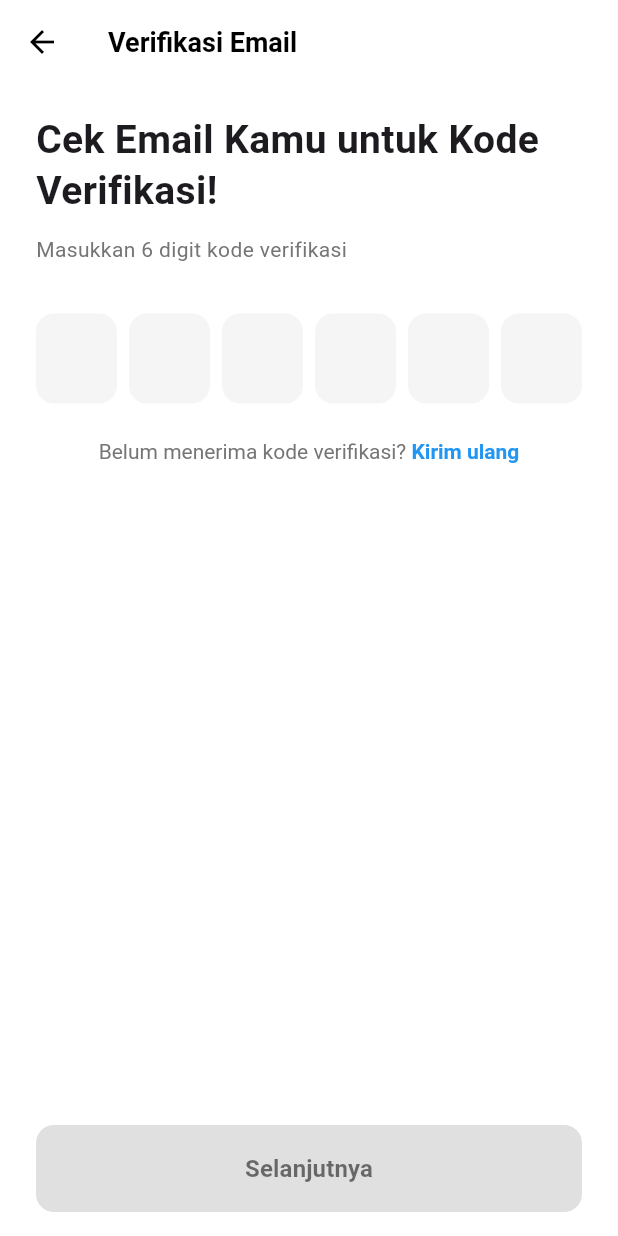
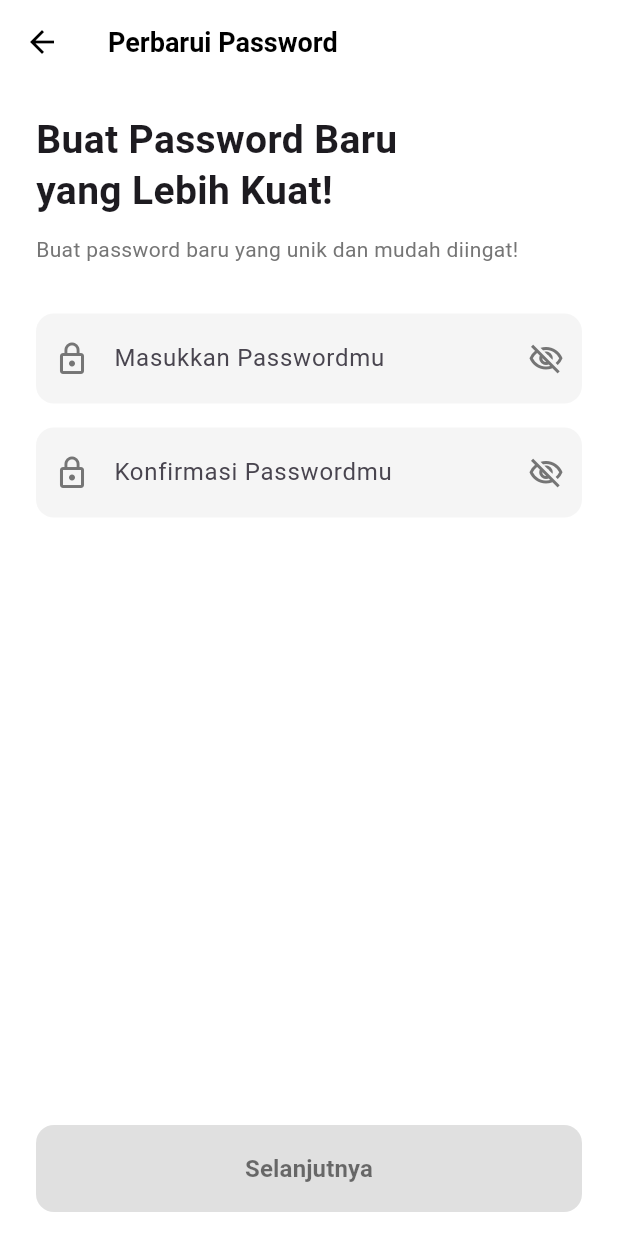
Before and after one commit to Aprilrianto/lexicon, a Flutter app: the VerificationEmailScreen screen opened by its route, after a tap on "Selanjutnya", on a phone screen of 412 x 824 dp. Run offline on Flutter 3.47's test engine with Material 3 defaults, Android fonts, the light colour scheme and no system bars; drawn by our look-alikes of pinput; our stand-ins replace image_picker, supabase_flutter; accounts and stored records are empty.

Commit message:
menambahkan update password dan perbaikan file lainnya

```diff
--- a/lib/main.dart
+++ b/lib/main.dart
@@ -1,6 +1,7 @@
 import 'dart:async';
 import 'package:flutter/material.dart';
 import 'package:lexiconn/screens/forgot_pasword.dart';
+import 'package:lexiconn/screens/update_password.dart';
 import 'package:lexiconn/screens/verification_email.dart';
 import 'package:supabase_flutter/supabase_flutter.dart';
 
@@ -43,6 +44,7 @@ class MyApp extends StatelessWidget {
         '/bookmarks': (context) => const BookmarkScreen(),
         '/forgotpass': (context) => const ForgotPasswordScreen(),
         '/verificationemail': (context) => const VerificationEmailScreen(),
+        '/updatepassword': (context) => const UpdatePasswordScreen(),
 
         // Fix: Routing halaman baca bab
         '/read': (context) {
--- /dev/null
+++ b/lib/screens/update_password.dart
@@ -0,0 +1,341 @@
+import 'package:flutter/material.dart';
+import 'package:supabase_flutter/supabase_flutter.dart';
+
+class UpdatePasswordScreen extends StatefulWidget {
+  const UpdatePasswordScreen({super.key});
+
+  @override
+  State<UpdatePasswordScreen> createState() => _UpdatePasswordScreenState();
+}
+
+class _UpdatePasswordScreenState extends State<UpdatePasswordScreen> {
+  final _passwordController = TextEditingController();
+  final _confirmPasswordController = TextEditingController();
+  final _formKey = GlobalKey<FormState>();
+
+  bool _isPasswordVisible = false;
+  bool _isConfirmPasswordVisible = false;
+  bool _isLoading = false;
+
+  @override
+  void dispose() {
+    _passwordController.dispose();
+    _confirmPasswordController.dispose();
+    super.dispose();
+  }
+
+  // Fungsi untuk menampilkan dialog sukses
+  Future<void> _showSuccessDialog() async {
+    return showDialog<void>(
+      context: context,
+      barrierDismissible: false, // Pengguna harus menekan tombol
+      builder: (BuildContext context) {
+        return AlertDialog(
+          shape: RoundedRectangleBorder(
+            borderRadius: BorderRadius.circular(16),
+          ),
+          content: Column(
+            mainAxisSize: MainAxisSize.min,
+            children: <Widget>[
+              // Tombol close di kanan atas
+              Align(
+                alignment: Alignment.topRight,
+                child: IconButton(
+                  icon: const Icon(Icons.close),
+                  onPressed: () {
+                    Navigator.of(context).pop(); // Tutup dialog
+                    Navigator.pushNamedAndRemoveUntil(
+                      context,
+                      '/login',
+                      (route) => false,
+                    ); // Lalu navigasi
+                  },
+                ),
+              ),
+              // Ikon sukses
+              Icon(
+                Icons.check_circle_outline, // Ikon placeholder
+                color: Colors.green,
+                size: 80,
+              ),
+              const SizedBox(height: 24),
+              // Teks utama
+              const Text(
+                'Password Anda Sudah Diperbarui!',
+                textAlign: TextAlign.center,
+                style: TextStyle(fontSize: 18, fontWeight: FontWeight.bold),
+              ),
+              const SizedBox(height: 12),
+              // Teks sub-judul
+              Text(
+                'Yeay! Password baru Anda sudah siap digunakan. Jangan lupa untuk merahasiakannya, ya!',
+                textAlign: TextAlign.center,
+                style: TextStyle(fontSize: 14, color: Colors.grey[600]),
+              ),
+              const SizedBox(height: 24),
+              // Tombol Selesai
+              SizedBox(
+                width: double.infinity,
+                child: ElevatedButton(
+                  onPressed: () {
+                    Navigator.of(context).pop(); // Tutup dialog
+                    Navigator.pushNamedAndRemoveUntil(
+                      context,
+                      '/login',
+                      (route) => false,
+                    ); // Lalu navigasi
+                  },
+                  style: ElevatedButton.styleFrom(
+                    backgroundColor: Colors.grey[300],
+                    elevation: 0,
+                    minimumSize: const Size(double.infinity, 50),
+                    shape: RoundedRectangleBorder(
+                      borderRadius: BorderRadius.circular(12),
+                    ),
+                  ),
+                  child: const Text(
+                    'Selesai',
+                    style: TextStyle(
+                      fontSize: 16,
+                      fontWeight: FontWeight.bold,
+                      color: Colors.black54,
+                    ),
+                  ),
+                ),
+              ),
+            ],
+          ),
+        );
+      },
+    );
+  }
+
+  Future<void> _updatePassword() async {
+    // Sembunyikan keyboard
+    FocusScope.of(context).unfocus();
+
+    if (!_formKey.currentState!.validate()) {
+      return;
+    }
+
+    setState(() {
+      _isLoading = true;
+    });
+
+    try {
+      await Supabase.instance.client.auth.updateUser(
+        UserAttributes(password: _passwordController.text.trim()),
+      );
+
+      if (mounted) {
+        // DIUBAH: Menampilkan dialog sukses, bukan SnackBar
+        _showSuccessDialog();
+      }
+    } on AuthException catch (e) {
+      if (mounted) {
+        ScaffoldMessenger.of(context).showSnackBar(
+          SnackBar(
+            content: Text('Error: ${e.message}'),
+            backgroundColor: Colors.red,
+          ),
+        );
+      }
+    } catch (e) {
+      if (mounted) {
+        ScaffoldMessenger.of(context).showSnackBar(
+          SnackBar(
+            content: Text('Terjadi kesalahan: ${e.toString()}'),
+            backgroundColor: Colors.red,
+          ),
+        );
+      }
+    } finally {
+      if (mounted) {
+        setState(() {
+          _isLoading = false;
+        });
+      }
+    }
+  }
+
+  @override
+  Widget build(BuildContext context) {
+    return Scaffold(
+      appBar: AppBar(
+        backgroundColor: Colors.white,
+        elevation: 0,
+        centerTitle: false,
+        leading: IconButton(
+          icon: const Icon(Icons.arrow_back, color: Colors.black),
+          onPressed: () {
+            if (Navigator.canPop(context)) {
+              Navigator.pop(context);
+            }
+          },
+        ),
+        title: const Text(
+          'Perbarui Password',
+          style: TextStyle(
+            color: Colors.black,
+            fontWeight: FontWeight.bold,
+            fontSize: 18,
+          ),
+        ),
+      ),
+      backgroundColor: Colors.white,
+      body: SafeArea(
+        child: Padding(
+          padding: const EdgeInsets.symmetric(horizontal: 24.0),
+          child: Column(
+            crossAxisAlignment: CrossAxisAlignment.stretch,
+            children: [
+              Expanded(
+                child: SingleChildScrollView(
+                  child: Form(
+                    key: _formKey,
+                    child: Column(
+                      crossAxisAlignment: CrossAxisAlignment.start,
+                      children: [
+                        const SizedBox(height: 20),
+                        // Judul utama
+                        const Text(
+                          'Buat Password Baru\nyang Lebih Kuat!',
+                          style: TextStyle(
+                            fontSize: 26,
+                            fontWeight: FontWeight.bold,
+                            height: 1.3,
+                          ),
+                        ),
+                        const SizedBox(height: 12),
+                        // Sub-judul
+                        Text(
+                          'Buat password baru yang unik dan mudah diingat!',
+                          style: TextStyle(
+                            fontSize: 14,
+                            color: Colors.grey[600],
+                            height: 1.5,
+                          ),
+                        ),
+                        const SizedBox(height: 32),
+                        // Password Baru
+                        TextFormField(
+                          controller: _passwordController,
+                          obscureText: !_isPasswordVisible,
+                          validator: (value) {
+                            if (value == null || value.isEmpty) {
+                              return 'Password tidak boleh kosong';
+                            }
+                            if (value.length < 6) {
+                              return 'Password minimal 6 karakter';
+                            }
+                            return null;
+                          },
+                          decoration: _inputDecoration(
+                            hintText: 'Masukkan Passwordmu',
+                            suffixIcon: IconButton(
+                              icon: Icon(
+                                _isPasswordVisible
+                                    ? Icons.visibility_outlined
+                                    : Icons.visibility_off_outlined,
+                                color: Colors.grey[600],
+                              ),
+                              onPressed: () {
+                                setState(() {
+                                  _isPasswordVisible = !_isPasswordVisible;
+                                });
+                              },
+                            ),
+                          ),
+                        ),
+                        const SizedBox(height: 16),
+                        // Konfirmasi Password Baru
+                        TextFormField(
+                          controller: _confirmPasswordController,
+                          obscureText: !_isConfirmPasswordVisible,
+                          validator: (value) {
+                            if (value == null || value.isEmpty) {
+                              return 'Konfirmasi password tidak boleh kosong';
+                            }
+                            if (value != _passwordController.text) {
+                              return 'Password tidak cocok';
+                            }
+                            return null;
+                          },
+                          decoration: _inputDecoration(
+                            hintText: 'Konfirmasi Passwordmu',
+                            suffixIcon: IconButton(
+                              icon: Icon(
+                                _isConfirmPasswordVisible
+                                    ? Icons.visibility_outlined
+                                    : Icons.visibility_off_outlined,
+                                color: Colors.grey[600],
+                              ),
+                              onPressed: () {
+                                setState(() {
+                                  _isConfirmPasswordVisible =
+                                      !_isConfirmPasswordVisible;
+                                });
+                              },
+                            ),
+                          ),
+                        ),
+                      ],
+                    ),
+                  ),
+                ),
+              ),
+              // Tombol Selanjutnya
+              ElevatedButton(
+                onPressed: _isLoading ? null : _updatePassword,
+                style: ElevatedButton.styleFrom(
+                  backgroundColor: Colors.grey[300],
+                  disabledBackgroundColor: Colors.grey[400],
+                  elevation: 0,
+                  minimumSize: const Size(double.infinity, 58),
+                  shape: RoundedRectangleBorder(
+                    borderRadius: BorderRadius.circular(12),
+                  ),
+                ),
+                child:
+                    _isLoading
+                        ? const CircularProgressIndicator(
+                          valueColor: AlwaysStoppedAnimation<Color>(
+                            Colors.black54,
+                          ),
+                        )
+                        : const Text(
+                          'Selanjutnya',
+                          style: TextStyle(
+                            fontSize: 16,
+                            fontWeight: FontWeight.bold,
+                            color: Colors.black54,
+                          ),
+                        ),
+              ),
+              const SizedBox(height: 16), // Padding bawah
+            ],
+          ),
+        ),
+      ),
+    );
+  }
+
+  // Helper untuk styling input field
+  InputDecoration _inputDecoration({
+    required String hintText,
+    Widget? suffixIcon,
+  }) {
+    return InputDecoration(
+      hintText: hintText,
+      prefixIcon: Icon(Icons.lock_outline, color: Colors.grey[600]),
+      suffixIcon: suffixIcon,
+      filled: true,
+      fillColor: Colors.grey[100],
+      border: OutlineInputBorder(
+        borderRadius: BorderRadius.circular(12),
+        borderSide: BorderSide.none,
+      ),
+      contentPadding: const EdgeInsets.symmetric(vertical: 18),
+    );
+  }
+}
--- a/lib/screens/verification_email.dart
+++ b/lib/screens/verification_email.dart
@@ -20,7 +20,7 @@ class _VerificationEmailScreenState extends State<VerificationEmailScreen> {
     super.dispose();
   }
 
-  // TODO: Tambahkan logika untuk verifikasi kode OTP
+  // Logika untuk verifikasi kode OTP
   void _verifyOtp() {
     FocusScope.of(context).unfocus();
     if (_formKey.currentState!.validate()) {
@@ -28,8 +28,9 @@ class _VerificationEmailScreenState extends State<VerificationEmailScreen> {
       final otp = _pinController.text;
       print('OTP yang dimasukkan: $otp');
 
-      // Navigasi ke halaman selanjutnya jika verifikasi berhasil
-      // Navigator.pushReplacementNamed(context, '/create-new-password');
+      // DIUBAH: Navigasi ke halaman selanjutnya jika verifikasi berhasil
+      // Pastikan Anda memiliki halaman untuk rute '/update-password'
+      Navigator.pushReplacementNamed(context, '/updatepassword');
     }
   }
 
@@ -120,7 +121,6 @@ class _VerificationEmailScreenState extends State<VerificationEmailScreen> {
                         ),
                         const SizedBox(height: 32),
                         // Field input OTP menggunakan Pinput
-                        // DIUBAH: Dibungkus dengan Center
                         Center(
                           child: Pinput(
                             controller: _pinController,
```
